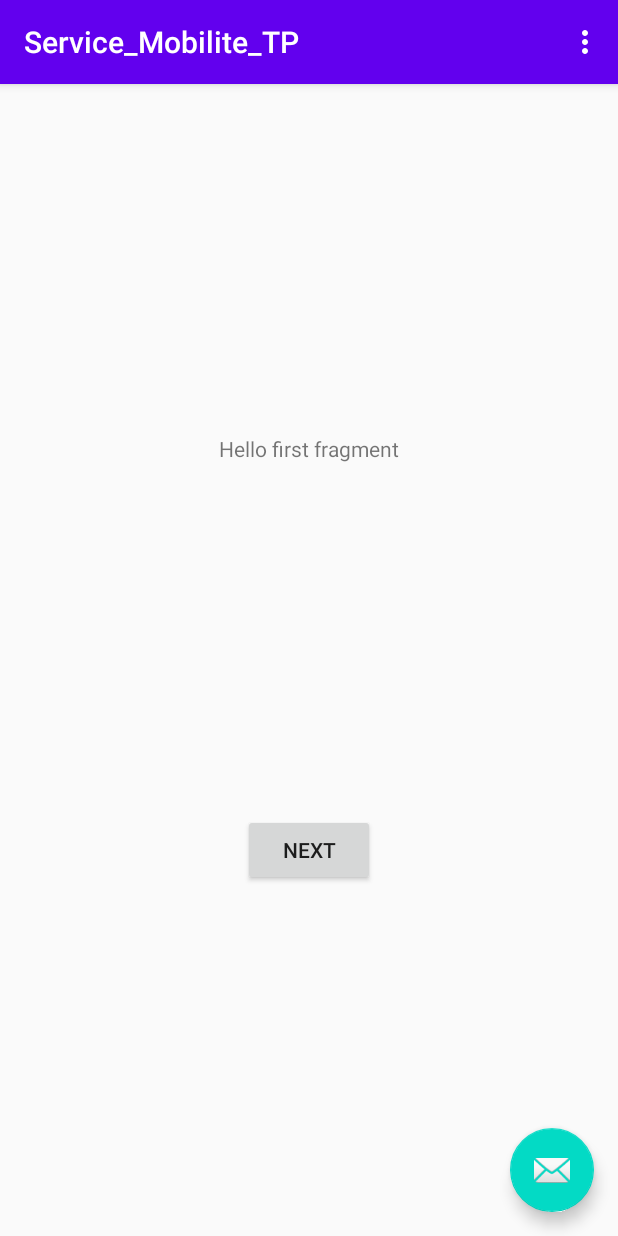
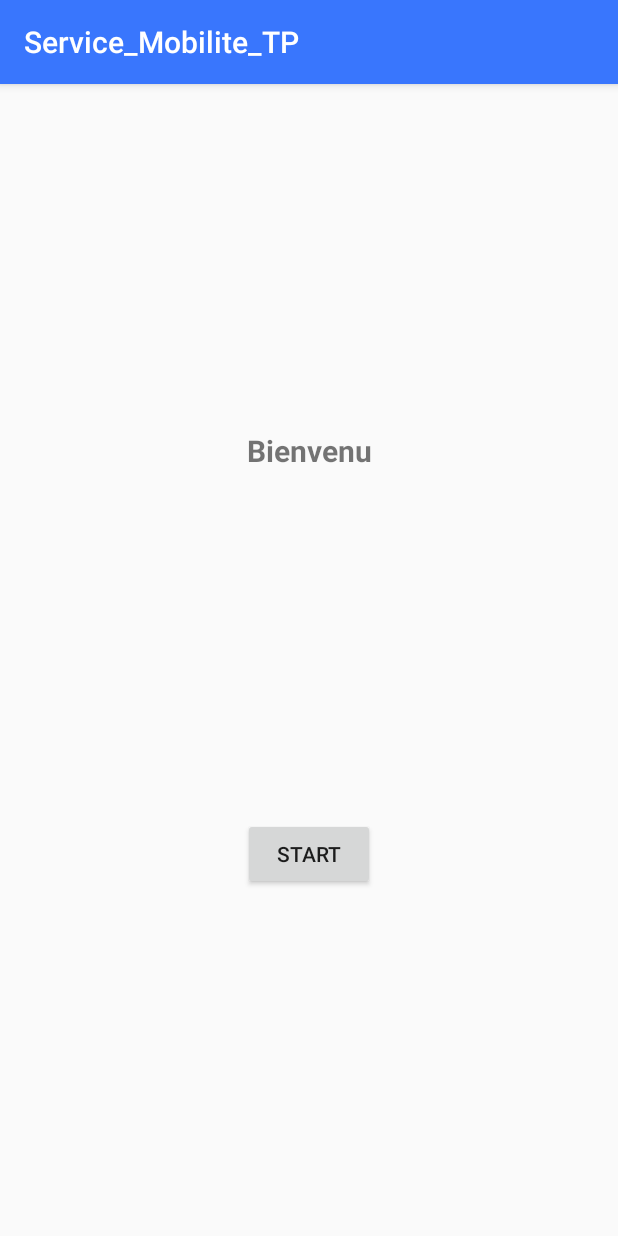
Before and after one commit to MoonStates/SERVICE-WEB-MOBILITE-TP, an Android app: the screen it shows after launch (MainActivity), on a phone screen of 412 x 824 dp. Run offline under Robolectric (Android 15) with nearby library versions, the phone set to English and light mode, and no system bars.

```diff
--- a/app/src/main/AndroidManifest.xml
+++ b/app/src/main/AndroidManifest.xml
@@ -1,7 +1,8 @@
 <?xml version="1.0" encoding="utf-8"?>
 <manifest xmlns:android="http://schemas.android.com/apk/res/android"
     package="com.example.service_mobilite_tp">
-
+    <uses-permission android:name="android.permission.INTERNET" />
+    <uses-permission android:name="android.permission.CAMERA" />
     <application
         android:allowBackup="true"
         android:icon="@mipmap/ic_launcher"
@@ -10,7 +11,7 @@
         android:supportsRtl="true"
         android:theme="@style/AppTheme">
         <activity
-            android:name=".MainActivity"
+            android:name=".Jeu.MainActivity"
             android:label="@string/app_name"
             android:theme="@style/AppTheme.NoActionBar">
             <intent-filter>
--- a/app/src/main/java/com/example/service_mobilite_tp/FirstFragment.kt
+++ b/app/src/main/java/com/example/service_mobilite_tp/Jeu/FirstFragment.kt
@@ -1,4 +1,4 @@
-package com.example.service_mobilite_tp
+package com.example.service_mobilite_tp.Jeu
 
 import android.os.Bundle
 import androidx.fragment.app.Fragment
@@ -7,6 +7,7 @@ import android.view.View
 import android.view.ViewGroup
 import android.widget.Button
 import androidx.navigation.fragment.findNavController
+import com.example.service_mobilite_tp.R
 
 /**
  * A simple [Fragment] subclass as the default destination in the navigation.
--- /dev/null
+++ b/app/src/main/java/com/example/service_mobilite_tp/Jeu/MainActivity.kt
@@ -0,0 +1,26 @@
+package com.example.service_mobilite_tp.Jeu
+
+import android.Manifest
+import android.content.pm.PackageManager
+import android.os.Bundle
+import com.google.android.material.floatingactionbutton.FloatingActionButton
+import com.google.android.material.snackbar.Snackbar
+import androidx.appcompat.app.AppCompatActivity
+import android.view.Menu
+import android.view.MenuItem
+import androidx.core.content.ContextCompat
+import com.example.service_mobilite_tp.R
+
+class MainActivity : AppCompatActivity() {
+
+    override fun onCreate(savedInstanceState: Bundle?) {
+        super.onCreate(savedInstanceState)
+        setContentView(R.layout.activity_main)
+        setSupportActionBar(findViewById(R.id.toolbar))
+
+
+    }
+
+
+
+}
--- a/app/src/main/java/com/example/service_mobilite_tp/MainActivity.kt
+++ /dev/null
@@ -1,38 +0,0 @@
-package com.example.service_mobilite_tp
-
-import android.os.Bundle
-import com.google.android.material.floatingactionbutton.FloatingActionButton
-import com.google.android.material.snackbar.Snackbar
-import androidx.appcompat.app.AppCompatActivity
-import android.view.Menu
-import android.view.MenuItem
-
-class MainActivity : AppCompatActivity() {
-
-    override fun onCreate(savedInstanceState: Bundle?) {
-        super.onCreate(savedInstanceState)
-        setContentView(R.layout.activity_main)
-        setSupportActionBar(findViewById(R.id.toolbar))
-
-        findViewById<FloatingActionButton>(R.id.fab).setOnClickListener { view ->
-            Snackbar.make(view, "Replace with your own action", Snackbar.LENGTH_LONG)
-                    .setAction("Action", null).show()
-        }
-    }
-
-    override fun onCreateOptionsMenu(menu: Menu): Boolean {
-        // Inflate the menu; this adds items to the action bar if it is present.
-        menuInflater.inflate(R.menu.menu_main, menu)
-        return true
-    }
-
-    override fun onOptionsItemSelected(item: MenuItem): Boolean {
-        // Handle action bar item clicks here. The action bar will
-        // automatically handle clicks on the Home/Up button, so long
-        // as you specify a parent activity in AndroidManifest.xml.
-        return when (item.itemId) {
-            R.id.action_settings -> true
-            else -> super.onOptionsItemSelected(item)
-        }
-    }
-}
--- /dev/null
+++ b/app/src/main/java/com/example/service_mobilite_tp/util/PermissionRequest.kt
@@ -0,0 +1 @@
+package com.example.service_mobilite_tp.util
--- a/app/src/main/res/layout/activity_main.xml
+++ b/app/src/main/res/layout/activity_main.xml
@@ -4,7 +4,7 @@
     xmlns:tools="http://schemas.android.com/tools"
     android:layout_width="match_parent"
     android:layout_height="match_parent"
-    tools:context=".MainActivity">
+    tools:context=".Jeu.MainActivity">
 
     <com.google.android.material.appbar.AppBarLayout
         android:layout_width="match_parent"
@@ -21,13 +21,4 @@
     </com.google.android.material.appbar.AppBarLayout>
 
     <include layout="@layout/content_main" />
-
-    <com.google.android.material.floatingactionbutton.FloatingActionButton
-        android:id="@+id/fab"
-        android:layout_width="wrap_content"
-        android:layout_height="wrap_content"
-        android:layout_gravity="bottom|end"
-        android:layout_margin="@dimen/fab_margin"
-        app:srcCompat="@android:drawable/ic_dialog_email" />
-
 </androidx.coordinatorlayout.widget.CoordinatorLayout>
--- a/app/src/main/res/layout/fragment_first.xml
+++ b/app/src/main/res/layout/fragment_first.xml
@@ -4,11 +4,13 @@
     xmlns:tools="http://schemas.android.com/tools"
     android:layout_width="match_parent"
     android:layout_height="match_parent"
-    tools:context=".FirstFragment">
+    tools:context=".Jeu.FirstFragment">
 
     <TextView
         android:id="@+id/textview_first"
         android:layout_width="wrap_content"
+        android:textSize="20sp"
+        android:textStyle="bold"
         android:layout_height="wrap_content"
         android:text="@string/hello_first_fragment"
         app:layout_constraintBottom_toTopOf="@id/button_first"
@@ -21,6 +23,7 @@
         android:layout_width="wrap_content"
         android:layout_height="wrap_content"
         android:text="@string/next"
+        android:textAllCaps="true"
         app:layout_constraintBottom_toBottomOf="parent"
         app:layout_constraintEnd_toEndOf="parent"
         app:layout_constraintStart_toStartOf="parent"
--- a/app/src/main/res/menu/menu_main.xml
+++ b/app/src/main/res/menu/menu_main.xml
@@ -1,10 +1,18 @@
 <menu xmlns:android="http://schemas.android.com/apk/res/android"
     xmlns:app="http://schemas.android.com/apk/res-auto"
     xmlns:tools="http://schemas.android.com/tools"
-    tools:context="com.example.service_mobilite_tp.MainActivity">
+    tools:context="com.example.service_mobilite_tp.Jeu.MainActivity">
     <item
-        android:id="@+id/action_settings"
-        android:orderInCategory="100"
-        android:title="@string/action_settings"
-        app:showAsAction="never" />
+        android:id="@+id/Question"
+        android:enabled="true"
+        android:icon="@drawable/picto_question"
+        android:title="@string/enigme_title"
+      />
+    <item
+        android:id="@+id/Scan"
+        android:enabled="true"
+        android:icon="@drawable/picto_scan"
+        android:title="@string/scan_bar_title"
+    />
+
 </menu>
--- a/app/src/main/res/navigation/nav_graph.xml
+++ b/app/src/main/res/navigation/nav_graph.xml
@@ -7,7 +7,7 @@
 
     <fragment
         android:id="@+id/FirstFragment"
-        android:name="com.example.service_mobilite_tp.FirstFragment"
+        android:name="com.example.service_mobilite_tp.Jeu.FirstFragment"
         android:label="@string/first_fragment_label"
         tools:layout="@layout/fragment_first">
 
@@ -17,7 +17,7 @@
     </fragment>
     <fragment
         android:id="@+id/SecondFragment"
-        android:name="com.example.service_mobilite_tp.SecondFragment"
+        android:name="com.example.service_mobilite_tp.Jeu.SecondFragment"
         android:label="@string/second_fragment_label"
         tools:layout="@layout/fragment_second">
 
--- a/app/src/main/res/values/colors.xml
+++ b/app/src/main/res/values/colors.xml
@@ -3,4 +3,5 @@
     <color name="colorPrimary">#6200EE</color>
     <color name="colorPrimaryDark">#3700B3</color>
     <color name="colorAccent">#03DAC5</color>
+    <color name="bleu"> #3976fd </color>
 </resources>
--- a/app/src/main/res/values/strings.xml
+++ b/app/src/main/res/values/strings.xml
@@ -4,9 +4,11 @@
     <!-- Strings used for fragments for navigation -->
     <string name="first_fragment_label">First Fragment</string>
     <string name="second_fragment_label">Second Fragment</string>
-    <string name="next">Next</string>
+    <string name="next">Start</string>
     <string name="previous">Previous</string>
 
-    <string name="hello_first_fragment">Hello first fragment</string>
+    <string name="hello_first_fragment">Bienvenu </string>
     <string name="hello_second_fragment">Hello second fragment. Arg: %1$s</string>
+    <string name="scan_bar_title">Scanner</string>
+    <string name="enigme_title">Question</string>
 </resources>
--- a/app/src/main/res/values/styles.xml
+++ b/app/src/main/res/values/styles.xml
@@ -1,8 +1,8 @@
 <resources>
     <!-- Base application theme. -->
     <style name="AppTheme" parent="Theme.AppCompat.Light.DarkActionBar">
-        <!-- Customize your theme here. -->
-        <item name="colorPrimary">@color/colorPrimary</item>
+
+        <item name="colorPrimary">@color/bleu</item>
         <item name="colorPrimaryDark">@color/colorPrimaryDark</item>
         <item name="colorAccent">@color/colorAccent</item>
     </style>
@@ -12,8 +12,8 @@
         <item name="windowNoTitle">true</item>
     </style>
 
-    <style name="AppTheme.AppBarOverlay" parent="ThemeOverlay.AppCompat.Dark.ActionBar" />
+    <style name="AppTheme.AppBarOverlay" parent="ThemeOverlay.MaterialComponents.Dark.ActionBar" />
 
-    <style name="AppTheme.PopupOverlay" parent="ThemeOverlay.AppCompat.Light" />
+    <style name="AppTheme.PopupOverlay" parent="ThemeOverlay.MaterialComponents.Light" />
 
 </resources>
--- a/build.gradle
+++ b/build.gradle
@@ -1,6 +1,6 @@
 // Top-level build file where you can add configuration options common to all sub-projects/modules.
 buildscript {
-    ext.kotlin_version = "1.3.72"
+    ext.kotlin_version = '1.4.10'
     repositories {
         google()
         jcenter()
```
Also changed, not shown: app/build.gradle (+23 -10 lines), app/src/main/java/com/example/service_mobilite_tp/Jeu/SecondFragment.kt (added, +125 -0 lines), app/src/main/java/com/example/service_mobilite_tp/SecondFragment.kt (deleted, +0 -31 lines), app/src/main/res/layout/fragment_second.xml (+31 -8 lines).
